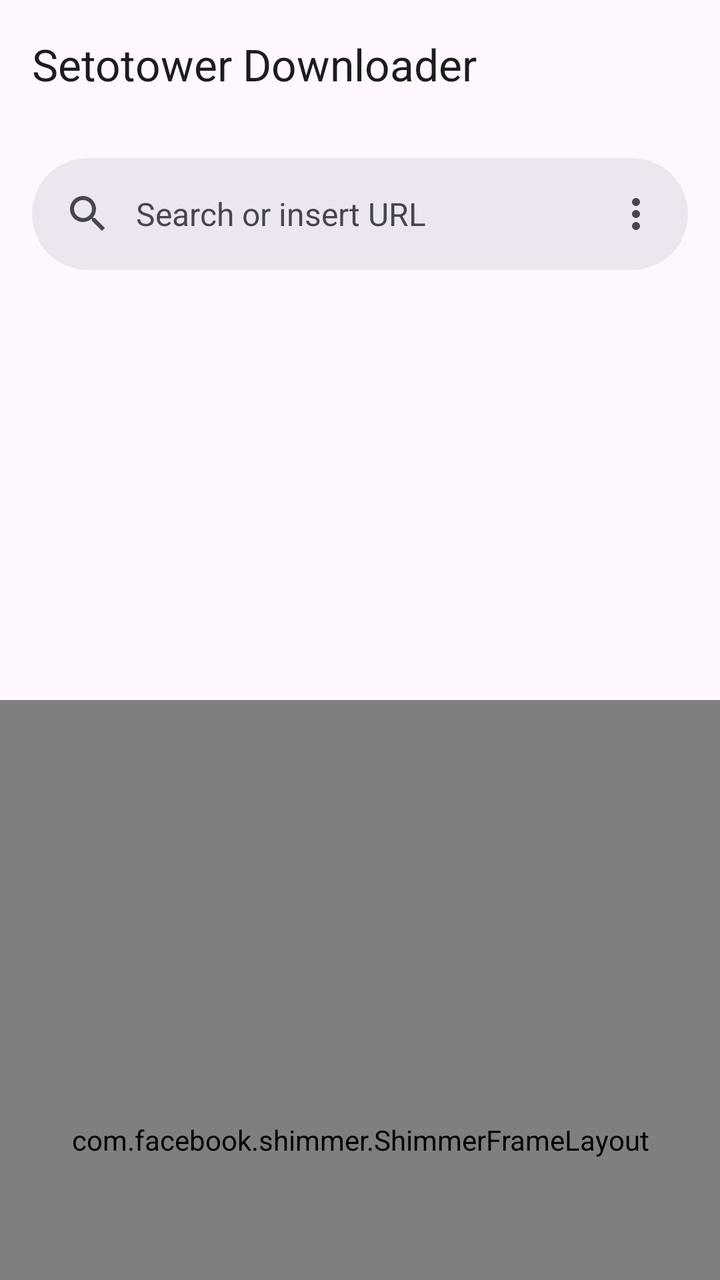
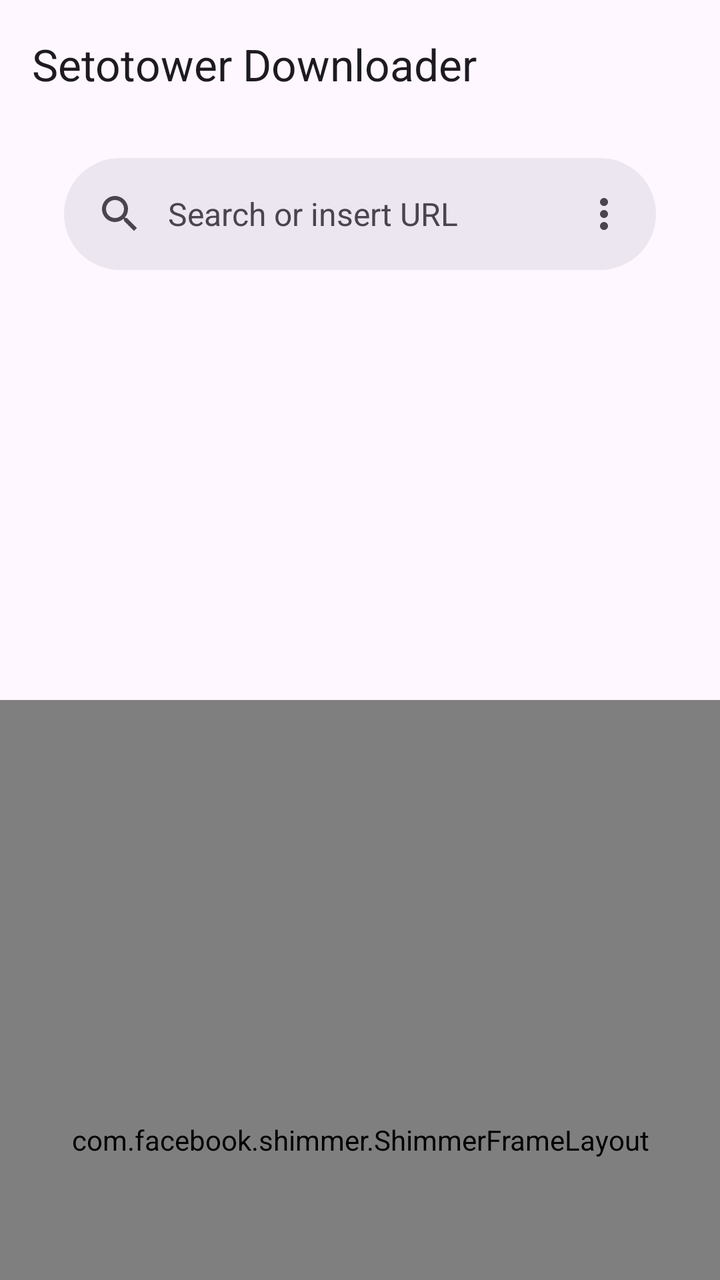

Two renders of the same Android screen: before a commit and after it. Below are the layout's source before the change and the commit's diff.
<!-- AndroidManifest.xml: application theme BaseTheme -->
<!-- res/layout/fragment_home.xml -->
<?xml version="1.0" encoding="utf-8"?>
<androidx.coordinatorlayout.widget.CoordinatorLayout android:layout_width="match_parent"
    android:layout_height="match_parent"
    xmlns:app="http://schemas.android.com/apk/res-auto"
    xmlns:android="http://schemas.android.com/apk/res/android">

    <com.google.android.material.search.SearchView
        android:id="@+id/search_view"
        android:layout_width="match_parent"
        android:layout_height="match_parent"
        android:hint="@string/search_hint"
        app:layout_anchor="@id/search_bar">

        <LinearLayout
            android:layout_width="match_parent"
            android:layout_height="wrap_content"
            android:orientation="vertical">

            <HorizontalScrollView
                android:layout_width="wrap_content"
                android:scrollbars="none"
                android:paddingHorizontal="10dp"
                android:layout_height="wrap_content">

                <com.google.android.material.chip.ChipGroup
                    android:id="@+id/providers"
                    android:layout_marginTop="5dp"
                    app:singleSelection="true"
                    app:chipSpacingVertical="-10dp"
                    android:layout_width="wrap_content"
                    android:layout_height="wrap_content"
                    app:singleLine="true" />

            </HorizontalScrollView>

            <View
                android:id="@+id/chipGroupDivider"
                android:layout_width="match_parent"
                android:layout_height="1dp"
                style="@style/Divider.Vertical"/>

            <androidx.constraintlayout.widget.ConstraintLayout
                android:id="@+id/queries_constraint"
                android:layout_width="match_parent"
                android:layout_height="wrap_content">

                <com.google.android.material.chip.ChipGroup
                    android:id="@+id/queries"
                    android:layout_margin="10dp"
                    app:chipSpacingVertical="-10dp"
                    app:layout_constraintStart_toStartOf="parent"
                    app:layout_constraintTop_toTopOf="parent"
                    app:layout_constraintHorizontal_bias="0.0"
                    app:layout_constraintEnd_toStartOf="@+id/init_search_query"
                    android:layout_width="0dp"
                    android:layout_height="wrap_content"
                    app:singleLine="false" />

                <com.google.android.material.button.MaterialButton
                    android:id="@+id/init_search_query"
                    style="?attr/materialIconButtonStyle"
                    android:layout_width="wrap_content"
                    android:layout_height="wrap_content"
                    android:layout_margin="10dp"
                    app:iconSize="20dp"
                    app:cornerRadius="10dp"
                    app:icon="@drawable/ic_search"
                    app:layout_constraintEnd_toEndOf="parent"
                    app:layout_constraintTop_toTopOf="parent" />

            </androidx.constraintlayout.widget.ConstraintLayout>

            <androidx.recyclerview.widget.RecyclerView
                android:id="@+id/search_suggestions_recycler"
                android:layout_width="match_parent"
                android:layout_height="wrap_content" />

        </LinearLayout>

    </com.google.android.material.search.SearchView>

    <RelativeLayout
        app:layout_behavior="@string/appbar_scrolling_view_behavior"
        android:layout_width="match_parent"
        android:layout_height="wrap_content">

        <androidx.recyclerview.widget.RecyclerView
            android:layout_width="match_parent"
            android:id="@+id/recyclerViewHome"
            android:orientation="vertical"
            android:layout_height="wrap_content"
            android:scrollbars="none"
            android:clipToPadding="false"
            android:paddingBottom="200dp"
            app:layoutManager="androidx.recyclerview.widget.LinearLayoutManager"
            />

        <com.facebook.shimmer.ShimmerFrameLayout
            android:layout_width="match_parent"
            android:layout_height="match_parent"
            android:layout_below="@id/recyclerViewHome"
            android:id="@+id/shimmer_results_framelayout"
            android:orientation="vertical">

            <LinearLayout
                android:layout_width="match_parent"
                android:layout_height="wrap_content"
                android:layout_margin="10dp"
                android:orientation="vertical">

                <include layout="@layout/result_card_shimmer" />

                <include layout="@layout/result_card_shimmer" />

                <include layout="@layout/result_card_shimmer" />

                <include layout="@layout/result_card_shimmer" />

                <include layout="@layout/result_card_shimmer" />


            </LinearLayout>

        </com.facebook.shimmer.ShimmerFrameLayout>

    </RelativeLayout>

    <com.google.android.material.appbar.AppBarLayout
        android:id="@+id/home_appbarlayout"
        android:background="@null"
        android:layout_width="match_parent"
        android:layout_height="wrap_content">

        <com.google.android.material.appbar.MaterialToolbar
            android:id="@+id/home_toolbar"
            android:layout_width="match_parent"
            app:title="@string/app_name"
            app:layout_scrollFlags="scroll|enterAlways"
            android:layout_height="wrap_content" />

        <androidx.constraintlayout.widget.ConstraintLayout
            android:layout_width="match_parent"
            android:layout_marginVertical="15dp"
            app:layout_scrollFlags="scroll|enterAlways"
            android:layout_height="wrap_content">

            <com.facebook.shimmer.ShimmerFrameLayout
                android:id="@+id/progress"
                android:layout_width="0dp"
                android:layout_height="0dp"
                android:translationZ="250dp"
                android:visibility="gone"
                app:layout_constraintBottom_toBottomOf="@+id/search_bar"
                app:layout_constraintEnd_toEndOf="@+id/search_bar"
                app:layout_constraintStart_toStartOf="@+id/search_bar"
                app:layout_constraintTop_toTopOf="@+id/search_bar"
                app:shimmer_auto_start="true">

                <com.google.android.material.card.MaterialCardView
                    android:layout_width="match_parent"
                    android:layout_height="match_parent"
                    app:cardCornerRadius="30dp">

                </com.google.android.material.card.MaterialCardView>


            </com.facebook.shimmer.ShimmerFrameLayout>


            <com.google.android.material.search.SearchBar
                android:id="@+id/search_bar"
                android:layout_width="match_parent"
                android:layout_height="match_parent"
                android:hint="@string/search_hint"
                app:menu="@menu/main_menu" >

            </com.google.android.material.search.SearchBar>

        </androidx.constraintlayout.widget.ConstraintLayout>

        <HorizontalScrollView
            android:id="@+id/playlist_selection_chips_scrollview"
            android:layout_width="wrap_content"
            android:scrollbars="none"
            android:visibility="gone"
            app:layout_scrollFlags="scroll|enterAlways"
            android:layout_height="wrap_content">

            <LinearLayout
                android:layout_width="wrap_content"
                android:paddingHorizontal="20dp"
                android:layout_height="wrap_content">

                <com.google.android.material.chip.ChipGroup
                    android:layout_width="wrap_content"
                    app:selectionRequired="false"
                    android:id="@+id/playlist_selection_chips"
                    app:singleSelection="true"
                    android:layout_height="wrap_content">

                    <com.google.android.material.chip.Chip
                        android:id="@+id/all"
                        style="@style/Widget.Material3.Chip.Filter"
                        android:layout_width="wrap_content"
                        android:layout_height="wrap_content"
                        android:gravity="center"
                        android:text="@string/all"
                        android:tag="all"
                        android:checked="true"
                        android:minWidth="30dp"
                        app:cornerRadius="10dp"
                        app:layout_constraintBottom_toBottomOf="parent"
                        app:layout_constraintStart_toStartOf="parent"
                        app:layout_constraintTop_toTopOf="parent" />

                </com.google.android.material.chip.ChipGroup>

            </LinearLayout>

        </HorizontalScrollView>

    </com.google.android.material.appbar.AppBarLayout>


    <LinearLayout
        android:id="@+id/home_fabs"
        android:layout_width="match_parent"
        android:layout_height="wrap_content"
        android:orientation="vertical"
        android:layout_gravity="bottom|end">

            <com.google.android.material.floatingactionbutton.ExtendedFloatingActionButton
                android:id="@+id/copied_url_fab"
                android:visibility="gone"
                android:layout_width="wrap_content"
                android:layout_height="wrap_content"
                android:layout_gravity="bottom|end"
                android:text="@string/link_you_copied"
                android:layout_marginHorizontal="16dp"
                android:layout_marginBottom="10dp"
                android:contentDescription="@string/link_you_copied"
                app:icon="@drawable/ic_clipboard"
                app:useCompatPadding="true" />

        <com.google.android.material.floatingactionbutton.ExtendedFloatingActionButton
            android:id="@+id/download_all_fab"
            android:visibility="gone"
            android:layout_width="wrap_content"
            android:layout_height="wrap_content"
            android:layout_gravity="bottom|end"
            android:layout_marginBottom="10dp"
            android:layout_marginHorizontal="16dp"
            android:text="@string/download_all"
            app:icon="@drawable/ic_down" />

        <com.google.android.material.floatingactionbutton.ExtendedFloatingActionButton
            android:id="@+id/download_selected_fab"
            android:visibility="gone"
            app:elevation="0dp"
            android:layout_width="wrap_content"
            android:layout_height="wrap_content"
            android:layout_gravity="bottom|end"
            android:layout_margin="16dp"
            android:layout_marginBottom="10dp"
            app:icon="@drawable/ic_down"
            android:text="@string/download"
            app:srcCompat="@drawable/ic_music"/>

    </LinearLayout>

</androidx.coordinatorlayout.widget.CoordinatorLayout>
<!-- res/layout/result_card_shimmer.xml (included above) -->
<?xml version="1.0" encoding="utf-8"?>
<androidx.constraintlayout.widget.ConstraintLayout android:layout_width="match_parent"
    android:layout_height="match_parent"
    xmlns:android="http://schemas.android.com/apk/res/android">

    <RelativeLayout android:layout_width="0dp"
        android:layout_height="0dp"
        app:layout_constraintDimensionRatio="H,16:9"
        app:layout_constraintStart_toStartOf="parent"
        app:layout_constraintEnd_toEndOf="parent"
        app:layout_constraintTop_toTopOf="parent"
        xmlns:app="http://schemas.android.com/apk/res-auto"
        >

        <androidx.cardview.widget.CardView
            android:layout_width="match_parent"
            android:layout_height="match_parent"
            app:cardCornerRadius="20dp"
            app:cardElevation="0dp"
            app:cardMaxElevation="12dp"
            app:cardBackgroundColor="@color/grey"
            app:cardPreventCornerOverlap="true"
            android:layout_margin="10dp"
            >

            <androidx.appcompat.widget.AppCompatImageView
                android:layout_width="match_parent"
                android:layout_height="match_parent" />

            <TextView
                android:layout_width="300dp"
                android:layout_height="10dp"
                android:layout_marginTop="20dp"
                android:layout_marginLeft="10dp"
                android:paddingRight="20dp"
                android:paddingBottom="20dp"
                android:paddingLeft="20dp"
                android:textSize="15sp"
                android:textColor="@color/white"
                android:background="@color/light_grey"
                android:textStyle="bold"
                android:shadowRadius="2"
                android:shadowDx="4"
                android:shadowDy="4"
                android:shadowColor="@color/black" />

            <TextView
                android:layout_width="200dp"
                android:layout_height="10dp"
                android:layout_marginTop="40dp"
                android:layout_marginLeft="10dp"
                android:paddingRight="20dp"
                android:paddingBottom="20dp"
                android:paddingLeft="20dp"
                android:textSize="15sp"
                android:textColor="@color/white"
                android:background="@color/light_grey"
                android:textStyle="bold"
                android:shadowRadius="2"
                android:shadowDx="4"
                android:shadowDy="4"
                android:shadowColor="@color/black" />

            <TextView
                android:layout_width="50dp"
                android:layout_height="10dp"
                android:layout_gravity="bottom"
                android:layout_marginBottom="20dp"
                android:layout_marginLeft="10dp"
                android:background="@color/light_grey"
                android:gravity="bottom"
                android:paddingTop="10dp"
                android:paddingRight="20dp"
                android:paddingBottom="20dp"
                android:paddingLeft="20dp"
                android:textSize="15sp"
                android:textColor="@color/white"
                android:textStyle="bold"
                android:shadowRadius="1.5"
                android:shadowDx="4"
                android:shadowDy="4"
                android:shadowColor="@color/black" />

            <LinearLayout
                android:layout_width="match_parent"
                android:layout_height="match_parent"
                android:gravity="bottom|right"
                android:orientation="horizontal"
                android:paddingBottom="16dp"
                android:paddingLeft="10dp"
                android:paddingRight="10dp">

                <com.google.android.material.button.MaterialButton
                    style="@style/Widget.MaterialComponents.ExtendedFloatingActionButton.Icon"
                    android:id="@+id/download_music"
                    android:layout_width="48dp"
                    android:layout_height="48dp"
                    app:cornerRadius="10dp"
                    app:backgroundTint="@color/light_grey"
                    android:layout_marginLeft="10dp"
                    />

                <com.google.android.material.button.MaterialButton
                    style="@style/Widget.MaterialComponents.ExtendedFloatingActionButton.Icon"
                    android:id="@+id/download_video"
                    android:layout_width="48dp"
                    android:layout_height="48dp"
                    app:cornerRadius="10dp"
                    app:backgroundTint="@color/light_grey"
                    android:layout_marginLeft="10dp"
                    />

            </LinearLayout>

        </androidx.cardview.widget.CardView>
    </RelativeLayout>

</androidx.constraintlayout.widget.ConstraintLayout>
<!-- resources referenced by this layout -->
<resources>
  <color name="black">#000000</color>
  <color name="grey">#323232</color>
  <color name="light_grey">#A6A6A6</color>
  <color name="white">#FFFFFF</color>
  <!-- drawable ic_clipboard (drawable) -->
  <vector android:height="24dp"
      android:viewportHeight="24" android:viewportWidth="24"
      android:width="24dp" xmlns:android="http://schemas.android.com/apk/res/android">
      <path android:fillColor="?attr/colorAccent" android:pathData="M19,2h-4.18C14.4,0.84 13.3,0 12,0c-1.3,0 -2.4,0.84 -2.82,2L5,2c-1.1,0 -2,0.9 -2,2v16c0,1.1 0.9,2 2,2h14c1.1,0 2,-0.9 2,-2L21,4c0,-1.1 -0.9,-2 -2,-2zM12,2c0.55,0 1,0.45 1,1s-0.45,1 -1,1 -1,-0.45 -1,-1 0.45,-1 1,-1zM19,20L5,20L5,4h2v3h10L17,4h2v16z"/>
  </vector>
  <!-- drawable ic_down (drawable) -->
  <vector android:height="24dp"
      android:viewportHeight="24" android:viewportWidth="24"
      android:width="24dp" xmlns:android="http://schemas.android.com/apk/res/android">
      <path android:fillColor="?android:colorAccent" android:pathData="M20,12l-1.41,-1.41L13,16.17V4h-2v12.17l-5.58,-5.59L4,12l8,8 8,-8z"/>
  </vector>
  <!-- drawable ic_music (drawable) -->
  <vector android:height="24dp"
      android:viewportHeight="24" android:viewportWidth="24"
      android:width="24dp" xmlns:android="http://schemas.android.com/apk/res/android">
      <path android:fillColor="?android:colorAccent" android:pathData="M12,3v10.55c-0.59,-0.34 -1.27,-0.55 -2,-0.55 -2.21,0 -4,1.79 -4,4s1.79,4 4,4 4,-1.79 4,-4V7h4V3h-6z"/>
  </vector>
  <!-- drawable ic_search (drawable) -->
  <vector android:height="24dp"
      android:viewportHeight="24" android:viewportWidth="24"
      android:width="24dp" xmlns:android="http://schemas.android.com/apk/res/android">
      <path android:fillColor="?android:textColorPrimary" android:pathData="M15.5,14h-0.79l-0.28,-0.27C15.41,12.59 16,11.11 16,9.5 16,5.91 13.09,3 9.5,3S3,5.91 3,9.5 5.91,16 9.5,16c1.61,0 3.09,-0.59 4.23,-1.57l0.27,0.28v0.79l5,4.99L20.49,19l-4.99,-5zM9.5,14C7.01,14 5,11.99 5,9.5S7.01,5 9.5,5 14,7.01 14,9.5 11.99,14 9.5,14z"/>
  </vector>
  <string name="all">All</string>
  <string name="app_name">Setotower Downloader</string>
  <string name="download">Download</string>
  <string name="download_all">Download all</string>
  <string name="link_you_copied">Link you copied</string>
  <string name="search_hint">Search or insert URL</string>
  <style name="Divider.Vertical" parent="Divider">
          <item name="android:layout_width">1dp</item>
          <item name="android:layout_height">match_parent</item>
          <item name="android:layout_marginTop">10dp</item>
          <item name="android:layout_marginBottom">10dp</item>
          <item name="android:layout_marginEnd">5dp</item>
          <item name="android:layout_marginStart">5dp</item>
      </style>
  <style name="Divider">
          <item name="android:background">@color/light_grey</item>
      </style>
  <style name="Preference.SwitchPreferenceCompat.Material3" parent="@style/Preference.SwitchPreferenceCompat.Material">
          <item name="widgetLayout">@layout/preferece_material_switch</item>
      </style>
  <style name="snackBarStyle" parent="@style/Widget.Material3.Snackbar">
          <item name="shapeAppearance">@style/ShapeAppearance.Material3.Corner.ExtraLarge</item>
          <item name="android:paddingStart">20dp</item>
          <item name="android:paddingEnd">20dp</item>
          <item name="maxLines">2</item>
          <item name="animationMode">slide</item>
      </style>
  <style name="PreferenceTheme" parent="PreferenceThemeOverlay">
          <item name="singleLineTitle">false</item>
      </style>
  <!-- unchanged entries left out for length: 1 -->
</resources>

<!-- the commit's change to res/layout/fragment_home.xml (unified diff, before → after) -->
@@ -91,6 +91,7 @@
             android:layout_height="wrap_content"
             android:scrollbars="none"
             android:clipToPadding="false"
+            android:paddingHorizontal="8dp"
             android:paddingBottom="200dp"
             app:layoutManager="androidx.recyclerview.widget.LinearLayoutManager"
             />
@@ -140,6 +141,7 @@
 
         <androidx.constraintlayout.widget.ConstraintLayout
             android:layout_width="match_parent"
+            android:layout_marginHorizontal="16dp"
             android:layout_marginVertical="15dp"
             app:layout_scrollFlags="scroll|enterAlways"
             android:layout_height="wrap_content">
